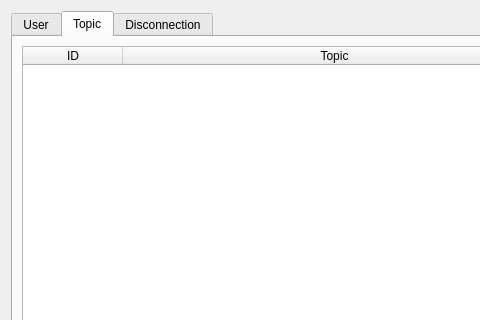
Above: mainmenu.ui from G4bleb/salt-n-pepper before the change; both pictures show x 0 to 480 and y 0 to 320 of the 569 by 427 pixel window. Below: the same form after it.
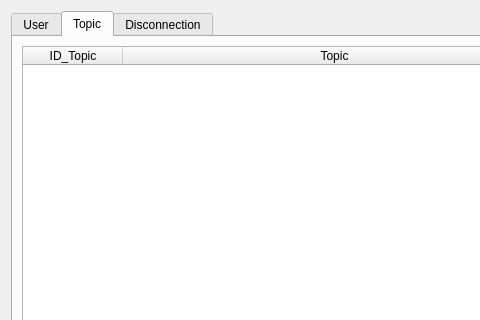
That is the form after the change. The open tabs and pages were chosen to show the change.

Diff of the .ui file:
```diff
--- a/mainmenu.ui
+++ b/mainmenu.ui
@@ -177,7 +177,7 @@
              </attribute>
              <column>
               <property name="text">
-               <string>ID</string>
+               <string>ID_Topic</string>
               </property>
              </column>
              <column>
```
Left out of the diff: 4 changed lines with no effect on the pictures.
